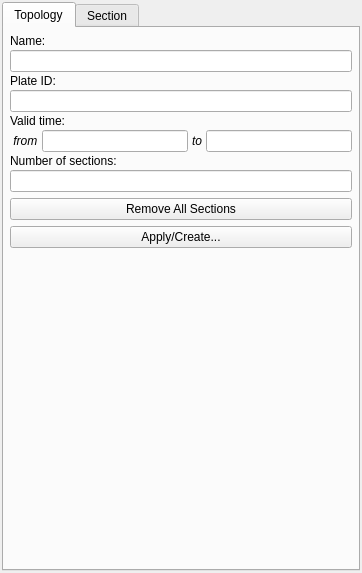
The window that src/qt-widgets/TopologyToolsWidgetUi.ui (GPlates/GPlates) describes before a commit, drawn with Qt 5.
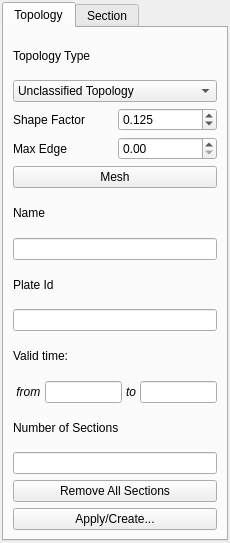
The same window after the commit.

Commit message:
(trunk) Replaced source:/gplates/trunk using source:/gplates/branches/topology-2010-nov-08@10558 incorporating log:/gplates/branches/topology-2010-nov-08@10305:10558 ([log:/gplates/trunk@10305:10558 No changes on trunk] since last update from trunk).
This is "[wiki:MergingInSubversion#Replacingonebranchwithanother replacing one branch with another]". The command used was:
{{{
svn merge http://svn.gplates.org/gplates/trunk@10558 http://svn.gplates.org/gplates/branches/topology-2010-nov-08@10558
}}}
from inside the root directory of a working copy of the trunk.

Diff of the .ui file:
```diff
--- a/src/qt-widgets/TopologyToolsWidgetUi.ui
+++ b/src/qt-widgets/TopologyToolsWidgetUi.ui
@@ -5,8 +5,8 @@
    <rect>
     <x>0</x>
     <y>0</y>
-    <width>362</width>
-    <height>573</height>
+    <width>194</width>
+    <height>543</height>
    </rect>
   </property>
   <property name="windowTitle" >
@@ -28,23 +28,110 @@
       <attribute name="title" >
        <string>Topology</string>
       </attribute>
-      <layout class="QVBoxLayout" name="verticalLayout_2" >
-       <property name="margin" >
-        <number>6</number>
-       </property>
+      <layout class="QVBoxLayout" >
+       <item>
+        <widget class="QLabel" name="label_topology_type" >
+         <property name="text" >
+          <string>Topology Type</string>
+         </property>
+        </widget>
+       </item>
        <item>
-        <widget class="QWidget" native="1" name="widget" >
-         <layout class="QVBoxLayout" name="verticalLayout" >
-          <property name="spacing" >
-           <number>2</number>
+        <widget class="QComboBox" name="combobox_topology_type" >
+         <item>
+          <property name="text" >
+           <string>Unclassified Topology</string>
           </property>
-          <property name="margin" >
-           <number>0</number>
+         </item>
+         <item>
+          <property name="text" >
+           <string>Closed Plate Polygon Boundary</string>
           </property>
+         </item>
+         <item>
+          <property name="text" >
+           <string>Slab Polygon Boundary</string>
+          </property>
+         </item>
+         <item>
+          <property name="text" >
+           <string>Deforming Polygon Boundary</string>
+          </property>
+         </item>
+         <item>
+          <property name="text" >
+           <string>Network Boundary</string>
+          </property>
+         </item>
+        </widget>
+       </item>
+       <item>
+        <layout class="QHBoxLayout" name="horizontalLayout" >
+         <item>
+          <widget class="QLabel" name="label_shape" >
+           <property name="text" >
+            <string>Shape Factor</string>
+           </property>
+          </widget>
+         </item>
+         <item>
+          <widget class="QDoubleSpinBox" name="spinbox_shape_factor" >
+           <property name="toolTip" >
+            <string>&lt;!DOCTYPE HTML PUBLIC "-//W3C//DTD HTML 4.0//EN" "http://www.w3.org/TR/REC-html40/strict.dtd">
+&lt;html>&lt;head>&lt;meta name="qrichtext" content="1" />&lt;style type="text/css">
+p, li { white-space: pre-wrap; }
+&lt;/style>&lt;/head>&lt;body style=" font-family:'Sans Serif'; font-size:9pt; font-weight:400; font-style:normal;">
+&lt;pre style=" margin-top:12px; margin-bottom:12px; margin-left:0px; margin-right:0px; -qt-block-indent:0; text-indent:0px; font-family:'Courier New,courier';">0.125 is the default shape bound. It corresponds to abound 20.6 &lt;a href="http://www.cgal.org/Manual/last/doc_html/cgal_manual/Polynomial_ref/Function_degree.html#Cross_link_anchor_181">&lt;span style=" text-decoration: underline; color:#0000ff;">degree&lt;/span>&lt;/a>.&lt;/pre>&lt;/body>&lt;/html></string>
+           </property>
+           <property name="decimals" >
+            <number>3</number>
+           </property>
+           <property name="maximum" >
+            <double>0.200000000000000</double>
+           </property>
+           <property name="singleStep" >
+            <double>0.100000000000000</double>
+           </property>
+           <property name="value" >
+            <double>0.125000000000000</double>
+           </property>
+          </widget>
+         </item>
+        </layout>
+       </item>
+       <item>
+        <layout class="QHBoxLayout" name="horizontalLayout_2" >
+         <item>
+          <widget class="QLabel" name="label_edge" >
+           <property name="text" >
+            <string>Max Edge</string>
+           </property>
+          </widget>
+         </item>
+         <item>
+          <widget class="QDoubleSpinBox" name="spinbox_max_edge" >
+           <property name="toolTip" >
+            <string>&lt;!DOCTYPE HTML PUBLIC "-//W3C//DTD HTML 4.0//EN" "http://www.w3.org/TR/REC-html40/strict.dtd">
+&lt;html>&lt;head>&lt;meta name="qrichtext" content="1" />&lt;style type="text/css">
+p, li { white-space: pre-wrap; }
+&lt;/style>&lt;/head>&lt;body style=" font-family:'Sans Serif'; font-size:9pt; font-weight:400; font-style:normal;">
+&lt;p style=" margin-top:12px; margin-bottom:12px; margin-left:0px; margin-right:0px; -qt-block-indent:0; text-indent:0px; font-family:'Courier New,courier';">0.5 is the default upper bound on the length of the longest edge.&lt;/p>&lt;/body>&lt;/html></string>
+           </property>
+          </widget>
+         </item>
+        </layout>
+       </item>
+       <item>
+        <widget class="QPushButton" name="button_mesh" >
+         <property name="text" >
+          <string>Mesh</string>
+         </property>
+        </widget>
+       </item>
           <item>
            <widget class="QLabel" name="label_name" >
             <property name="text" >
-             <string>Name:</string>
+          <string>Name</string>
             </property>
            </widget>
           </item>
@@ -54,7 +141,7 @@
           <item>
            <widget class="QLabel" name="label_plate_id" >
             <property name="text" >
-             <string>Plate ID:</string>
+          <string>Plate Id</string>
             </property>
            </widget>
           </item>
@@ -116,16 +203,13 @@
           <item>
            <widget class="QLabel" name="label_number_of_sections" >
             <property name="text" >
-             <string>Number of sections:</string>
+          <string>Number of Sections</string>
             </property>
            </widget>
           </item>
           <item>
            <widget class="QLineEdit" name="lineedit_number_of_sections" />
           </item>
-         </layout>
-        </widget>
-       </item>
        <item>
         <widget class="QPushButton" name="button_remove_all_sections" >
          <property name="text" >
@@ -140,19 +224,6 @@
          </property>
         </widget>
        </item>
-       <item>
-        <spacer name="verticalSpacer" >
-         <property name="orientation" >
-          <enum>Qt::Vertical</enum>
-         </property>
-         <property name="sizeHint" stdset="0" >
-          <size>
-           <width>20</width>
-           <height>40</height>
-          </size>
-         </property>
-        </spacer>
-       </item>
       </layout>
      </widget>
      <widget class="QWidget" name="tab_section" >
```
Left out of the diff: 8 changed lines with no effect on the pictures. Lines whose indentation alone changed are shown as unchanged. The commit also changes 49 other files.
